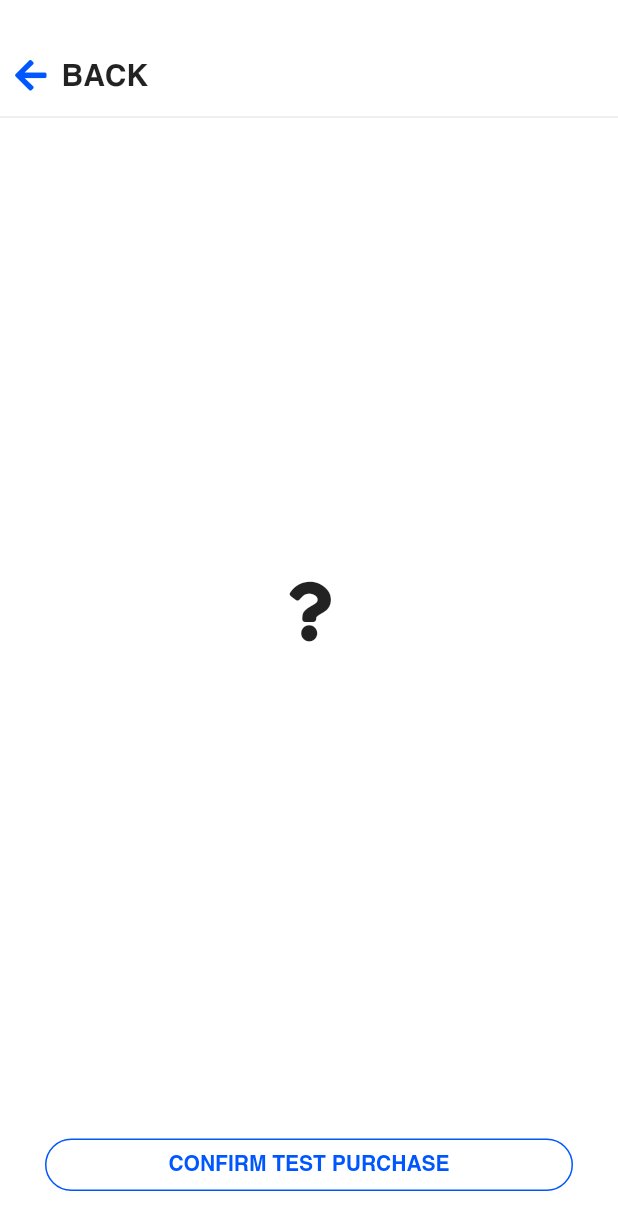
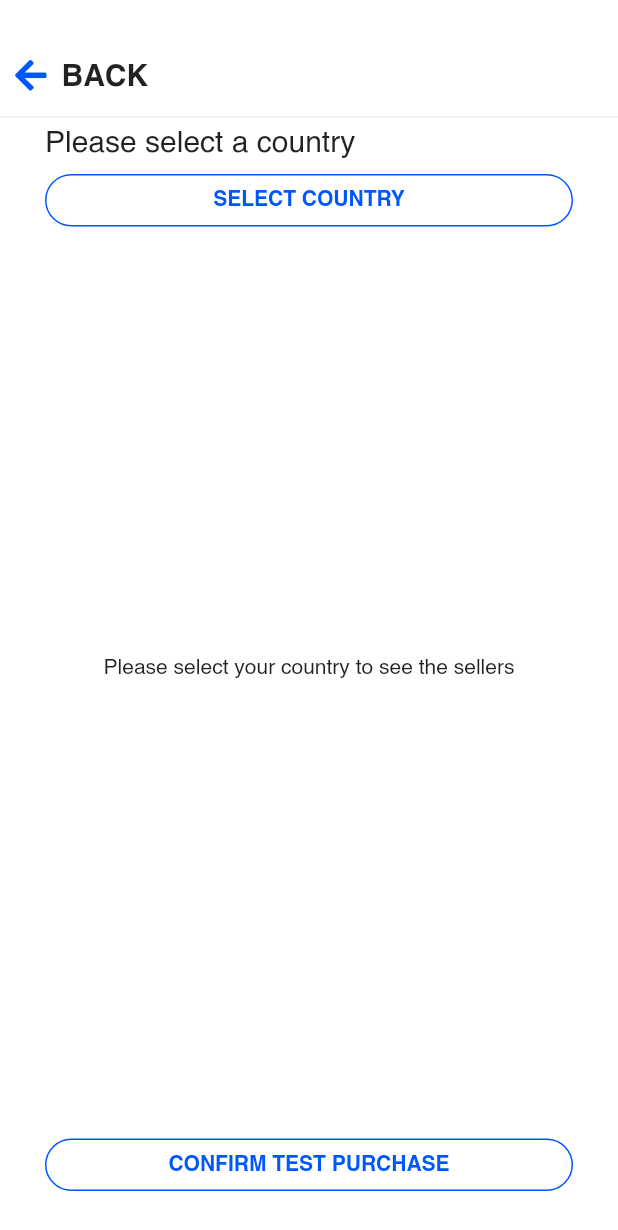
Before and after one commit to DouglasHorn/epios, a Flutter app: the BuyTestKitPage screen opened directly, on a phone screen of 412 x 824 dp. Shown: the top 1230 px of the screen. Run offline on Flutter 3.47's test engine with Material 2 defaults, Android fonts, the phone set to English and light mode, and no system bars; our stand-ins replace flutter_svg, font_awesome_flutter, shared_preferences; missing offline and left inert: encrypt, eosdart, qrscan; accounts and stored records are empty.

Commit message:
action added

```diff
--- a/mobile/lib/pgaes/buyTestKit.page/buyTestKit.page.dart
+++ b/mobile/lib/pgaes/buyTestKit.page/buyTestKit.page.dart
@@ -1,5 +1,11 @@
+import 'package:epios/commons/global.dart';
 import 'package:epios/commons/styles.dart';
+import 'package:epios/components/busyIndicator.component.dart';
 import 'package:epios/components/simpleAppBar.component.dart';
+import 'package:epios/models/country.model.dart';
+import 'package:epios/models/seller.model.dart';
+import 'package:epios/pgaes/selectCountry.page/selectCountry.page.dart';
+import 'package:epios/services/contract.service.dart';
 import 'package:flutter/material.dart';
 import 'package:font_awesome_flutter/font_awesome_flutter.dart';
 
@@ -9,6 +15,9 @@ class BuyTestKitPage extends StatefulWidget {
 }
 
 class _BuyTestKitPageState extends State<BuyTestKitPage> {
+  CountryModel _selectedCountry;
+  Future<List<SellerModel>> _sellers;
+
   @override
   Widget build(BuildContext context) {
     return Scaffold(
@@ -17,14 +26,49 @@ class _BuyTestKitPageState extends State<BuyTestKitPage> {
   }
 
   Widget _bodyBuilder() {
+    var t = Theme.of(context).textTheme;
     return Column(
-      mainAxisAlignment: MainAxisAlignment.center,
+      mainAxisAlignment: MainAxisAlignment.start,
+      crossAxisAlignment: CrossAxisAlignment.start,
       children: <Widget>[
         SimpleAppBar(),
         Divider(),
-        Spacer(),
-        FaIcon(FontAwesomeIcons.question,size: 40,),
-        Spacer(),
+        if(_selectedCountry == null)
+          Padding(
+            padding: const EdgeInsets.symmetric(horizontal: 30),
+            child: Text("Please select a country",style: t.headline6,),
+          )
+        else
+          Padding(
+            padding: const EdgeInsets.symmetric(horizontal: 30),
+            child: Text(_selectedCountry.countryName,style: t.headline6,),
+          ),
+        Padding(
+          padding: const EdgeInsets.symmetric(horizontal: 30,vertical: 10),
+          child: SizedBox(
+            width: infinity,
+            height: 35,
+            child: OutlineButton(
+              child: Text("SELECT COUNTRY",style: buttonTextStyle),
+              color: primaryColor,
+              borderSide: BorderSide(color: outlineButtonBorderColor),
+              textColor: outlineButtonBorderColor,
+              onPressed: ()async{
+                var t = await Navigator.push(context,MaterialPageRoute(builder: (context)=>SelectCountryPage()));
+                if(t==null)
+                  return;
+                _selectedCountry = t;
+                _sellers = Global.contractService.getSellers(1);
+                setState(() {});
+              },
+              shape: RoundedRectangleBorder(borderRadius: BorderRadius.circular(40)),
+            ),
+          ),
+        ),
+        if(_selectedCountry != null)
+          Expanded(child: _sellerBuilder(),)
+        else
+          Expanded(child: Center(child: Text("Please select your country to see the sellers"),),),
         Padding(
           padding: const EdgeInsets.all(30.0),
           child: SizedBox(
@@ -40,8 +84,56 @@ class _BuyTestKitPageState extends State<BuyTestKitPage> {
             ),
           ),
         )
-
       ],
     );
   }
+
+  Widget _sellerBuilder() {
+    return Padding(
+      padding: const EdgeInsets.only(top:10.0),
+      child: FutureBuilder(
+        future: _sellers,
+        initialData: null,
+        builder: (BuildContext context, AsyncSnapshot<List<SellerModel>> snapshot) {
+          if(snapshot.connectionState == ConnectionState.waiting)
+            return Center(child: BusyIndicator());
+          if(snapshot.connectionState == ConnectionState.done){
+            if(!snapshot.hasData || snapshot.data.isEmpty)
+              return Center(
+                child: Text("There is no active seller for\r\n${_selectedCountry.countryName}",textAlign: TextAlign.center,),
+              );
+            return ListView(
+              padding: EdgeInsets.zero,
+              children: [
+                ...snapshot.data.map((e) => _sellerItemBuilder(e)).toList()
+              ],
+            );
+          }
+          return Text("");
+        },
+      ),
+    );
+  }
+
+  Widget _sellerItemBuilder(SellerModel e) {
+    var t = Theme.of(context).textTheme;
+
+    return Container(
+      // height: 60,
+      width: infinity,
+      padding: EdgeInsets.symmetric(horizontal: 30,vertical: 10),
+      decoration: BoxDecoration(
+        border: Border(bottom: BorderSide(color: Colors.grey[300],width: 1))
+      ),
+      child: Column(
+        crossAxisAlignment: CrossAxisAlignment.start,
+        children: [
+          Text(e.name,style:t.headline5 ,),
+          sized_10,
+          Text(e.address,style: TextStyle(color: Colors.grey),),
+          Text(e.url,style: TextStyle(color: Colors.grey)),
+        ],
+      ),
+    );
+  }
 }
```
